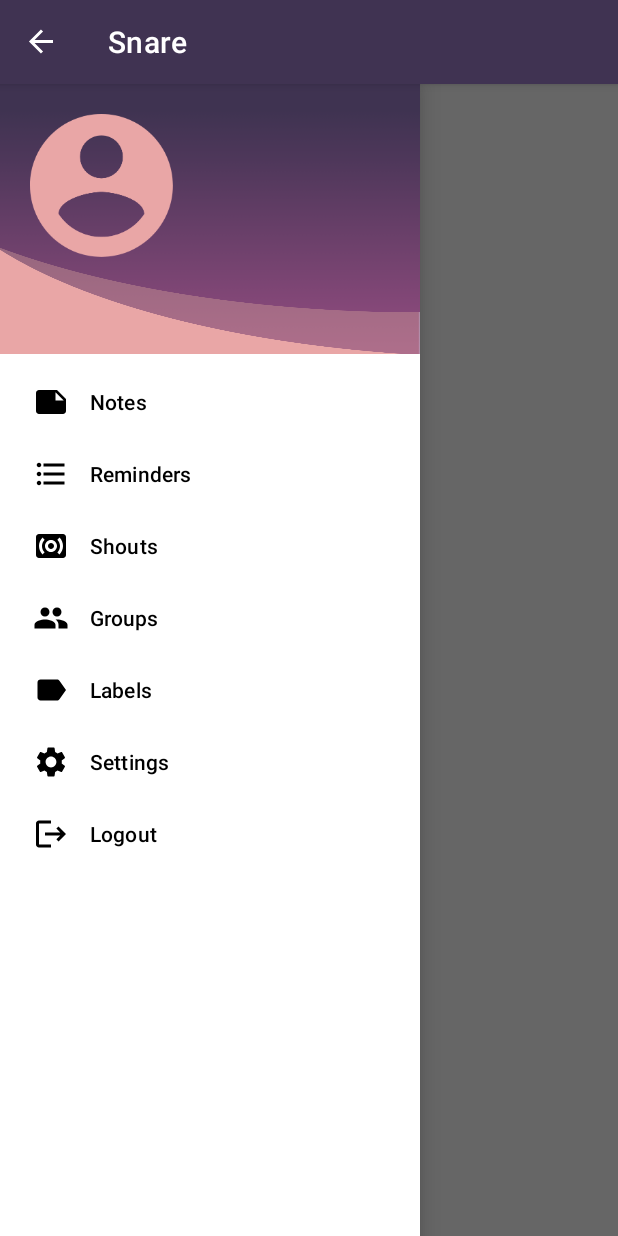
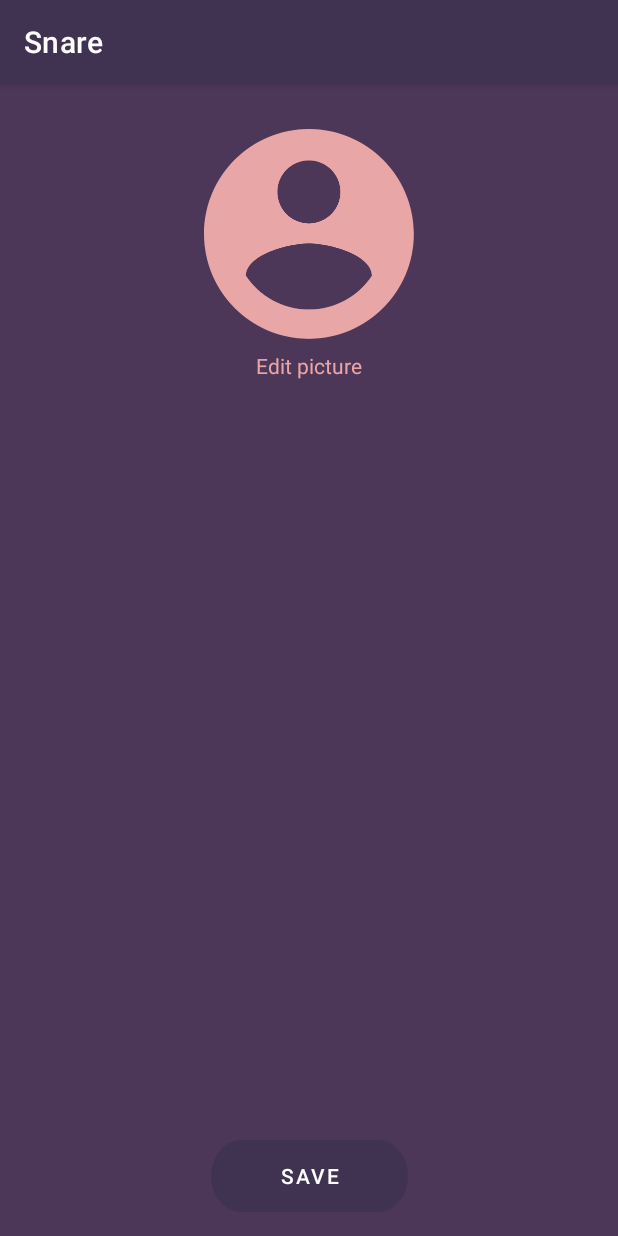
Before and after one commit to JihadSalameh/Snare, an Android app: the screen it shows after launch once a user with an empty profile is signed in (NotesActivity before the commit, SettingsActivity after it), after a tap on "Settings", on a phone screen of 412 x 824 dp. Run offline under Robolectric (Android 15) with nearby library versions, the phone set to English and light mode, and no system bars; our stand-ins replace Firebase (no records; nobody signed in at launch, a user with empty details on screens opened directly); 1 other tap on this screen came first.

Commit message:
added settings page

```diff
--- a/app/build.gradle
+++ b/app/build.gradle
@@ -42,6 +42,7 @@ dependencies {
     implementation 'androidx.lifecycle:lifecycle-viewmodel-ktx:2.5.1'
     implementation 'androidx.navigation:navigation-fragment:2.5.2'
     implementation 'androidx.navigation:navigation-ui:2.5.2'
+    implementation 'com.google.firebase:firebase-database:20.1.0'
     testImplementation 'junit:junit:4.13.2'
     androidTestImplementation 'androidx.test.ext:junit:1.1.3'
     androidTestImplementation 'androidx.test.espresso:espresso-core:3.4.0'
--- a/app/src/main/AndroidManifest.xml
+++ b/app/src/main/AndroidManifest.xml
@@ -1,7 +1,7 @@
 <?xml version="1.0" encoding="utf-8"?>
 <manifest xmlns:android="http://schemas.android.com/apk/res/android"
     xmlns:tools="http://schemas.android.com/tools"
-    package="com.example.snare" >
+    package="com.example.snare">
 
     <application
         android:allowBackup="true"
@@ -11,7 +11,11 @@
         android:label="@string/app_name"
         android:roundIcon="@mipmap/ic_launcher_round"
         android:supportsRtl="true"
-        tools:targetApi="31" >
+        tools:targetApi="31">
+        <activity
+            android:name=".SettingsActivity"
+            android:exported="false"
+            android:theme="@style/Theme.Snare" />
         <activity
             android:name=".NotesActivity"
             android:exported="false"
@@ -19,11 +23,11 @@
         <activity
             android:name=".RegisterActivity"
             android:exported="false"
-            android:theme="@style/Theme.SnareWithoutActionBar"/>
+            android:theme="@style/Theme.SnareWithoutActionBar" />
         <activity
             android:name=".LoginActivity"
             android:exported="false"
-            android:theme="@style/Theme.SnareWithoutActionBar"/>
+            android:theme="@style/Theme.SnareWithoutActionBar" />
         <activity
             android:name=".MainActivity"
             android:exported="true"
--- a/app/src/main/java/com/example/snare/NotesActivity.java
+++ b/app/src/main/java/com/example/snare/NotesActivity.java
@@ -8,15 +8,18 @@ import androidx.drawerlayout.widget.DrawerLayout;
 import android.content.Intent;
 import android.os.Bundle;
 import android.view.MenuItem;
+import android.view.View;
+import android.widget.ImageView;
 import android.widget.Toast;
 
 import com.google.android.material.navigation.NavigationView;
 import com.google.firebase.auth.FirebaseAuth;
 
-public class NotesActivity extends AppCompatActivity implements NavigationView.OnNavigationItemSelectedListener {
+public class NotesActivity extends AppCompatActivity {
 
     public DrawerLayout drawerLayout;
     public ActionBarDrawerToggle actionBarDrawerToggle;
+    public NavigationView navigationView;
 
     @Override
     protected void onCreate(Bundle savedInstanceState) {
@@ -24,18 +27,28 @@ public class NotesActivity extends AppCompatActivity implements NavigationView.O
         setContentView(R.layout.activity_notes);
 
         drawerLayout = findViewById(R.id.my_drawer_layout);
+        navigationView = findViewById(R.id.nav_menu);
 
         actionBarDrawerToggle = new ActionBarDrawerToggle(this, drawerLayout, R.string.nav_open, R.string.nav_close);
-        NavigationView navigationView = findViewById(R.id.nav_menu);
-        navigationView.setNavigationItemSelectedListener(this);
         drawerLayout.addDrawerListener(actionBarDrawerToggle);
         actionBarDrawerToggle.syncState();
         getSupportActionBar().setDisplayHomeAsUpEnabled(true);
 
+        navigationView.setNavigationItemSelectedListener(new NavigationView.OnNavigationItemSelectedListener() {
+            @Override
+            public boolean onNavigationItemSelected(@NonNull MenuItem item) {
+                if(item.getTitle().toString().equals("Logout")) {
+                    logout();
+                } else if(item.getTitle().toString().equals("Settings")) {
+                    startActivity(new Intent(NotesActivity.this, SettingsActivity.class));
+                }
+
+                return true;
+            }
+        });
+
         //String auth = FirebaseAuth.getInstance().getCurrentUser().getIdToken(true).toString();
     }
-
-
 
     @Override
     public boolean onOptionsItemSelected(@NonNull MenuItem item) {
@@ -52,13 +65,4 @@ public class NotesActivity extends AppCompatActivity implements NavigationView.O
         startActivity(new Intent(NotesActivity.this, MainActivity.class));
         finish();
     }
-
-    @Override
-    public boolean onNavigationItemSelected(@NonNull MenuItem item) {
-        if(item.getTitle().toString().equals("Logout")) {
-            logout();
-        }
-
-        return true;
-    }
 }
--- /dev/null
+++ b/app/src/main/java/com/example/snare/SettingsActivity.java
@@ -0,0 +1,37 @@
+package com.example.snare;
+
+import androidx.appcompat.app.AppCompatActivity;
+
+import android.os.Bundle;
+import android.widget.Button;
+import android.widget.ImageView;
+import android.widget.TextView;
+
+import com.google.firebase.database.DatabaseReference;
+import com.google.firebase.database.FirebaseDatabase;
+
+public class SettingsActivity extends AppCompatActivity {
+
+    private ImageView profileImg;
+    private TextView editProfileImg;
+    private TextView username;
+    private TextView dob;
+    private Button save;
+    private FirebaseDatabase firebaseDatabase;
+    private DatabaseReference reference;
+
+    @Override
+    protected void onCreate(Bundle savedInstanceState) {
+        super.onCreate(savedInstanceState);
+        setContentView(R.layout.activity_settings);
+
+        firebaseDatabase = FirebaseDatabase.getInstance();
+        reference = firebaseDatabase.getReference();
+
+        profileImg = findViewById(R.id.profileImgSettings);
+        editProfileImg = findViewById(R.id.editProfileImg);
+        username = findViewById(R.id.usernameLbl);
+        dob = findViewById(R.id.dobLbl);
+        save = findViewById(R.id.saveBtn);
+    }
+}
--- a/app/src/main/res/layout/activity_notes.xml
+++ b/app/src/main/res/layout/activity_notes.xml
@@ -17,6 +17,7 @@
         android:layout_gravity="start"
         android:id="@+id/nav_menu"
         app:headerLayout="@layout/activity_nav_header"
-        app:menu="@menu/navigation_menu" />
+        app:menu="@menu/navigation_menu"
+        android:fitsSystemWindows="true" />
 
 </androidx.drawerlayout.widget.DrawerLayout>
--- /dev/null
+++ b/app/src/main/res/layout/activity_settings.xml
@@ -0,0 +1,69 @@
+<?xml version="1.0" encoding="utf-8"?>
+<androidx.constraintlayout.widget.ConstraintLayout xmlns:android="http://schemas.android.com/apk/res/android"
+    xmlns:app="http://schemas.android.com/apk/res-auto"
+    xmlns:tools="http://schemas.android.com/tools"
+    android:layout_width="match_parent"
+    android:layout_height="match_parent"
+    android:background="#4D3759"
+    tools:context=".SettingsActivity">
+
+
+    <ImageView
+        android:id="@+id/profileImgSettings"
+        android:layout_width="wrap_content"
+        android:layout_height="wrap_content"
+        android:layout_marginTop="30dp"
+        app:layout_constraintEnd_toEndOf="parent"
+        app:layout_constraintStart_toStartOf="parent"
+        app:layout_constraintTop_toTopOf="parent"
+        app:srcCompat="@drawable/ic_account_circle_24px" />
+
+    <TextView
+        android:id="@+id/editProfileImg"
+        android:layout_width="wrap_content"
+        android:layout_height="wrap_content"
+        android:layout_marginTop="8dp"
+        android:editable="false"
+        android:text="Edit picture"
+        android:textColor="#E9A6A6"
+        app:layout_constraintEnd_toEndOf="parent"
+        app:layout_constraintStart_toStartOf="parent"
+        app:layout_constraintTop_toBottomOf="@+id/profileImgSettings" />
+
+    <TextView
+        android:id="@+id/usernameLbl"
+        android:layout_width="wrap_content"
+        android:layout_height="wrap_content"
+        android:layout_marginStart="8dp"
+        android:layout_marginTop="20dp"
+        android:editable="true"
+        android:textColor="#E9A6A6"
+        android:textSize="30sp"
+        app:layout_constraintStart_toStartOf="parent"
+        app:layout_constraintTop_toBottomOf="@+id/editProfileImg" />
+
+    <TextView
+        android:id="@+id/dobLbl"
+        android:layout_width="wrap_content"
+        android:layout_height="wrap_content"
+        android:layout_marginStart="8dp"
+        android:layout_marginTop="32dp"
+        android:editable="true"
+        android:textColor="#E9A6A6"
+        android:textSize="30sp"
+        app:layout_constraintStart_toStartOf="parent"
+        app:layout_constraintTop_toBottomOf="@+id/usernameLbl" />
+
+    <Button
+        android:id="@+id/saveBtn"
+        android:layout_width="wrap_content"
+        android:layout_height="wrap_content"
+        android:layout_marginBottom="16dp"
+        android:background="@drawable/button"
+        android:backgroundTint="#E9A6A6"
+        android:text="Save"
+        app:layout_constraintBottom_toBottomOf="parent"
+        app:layout_constraintEnd_toEndOf="parent"
+        app:layout_constraintStart_toStartOf="parent" />
+
+</androidx.constraintlayout.widget.ConstraintLayout>
```
